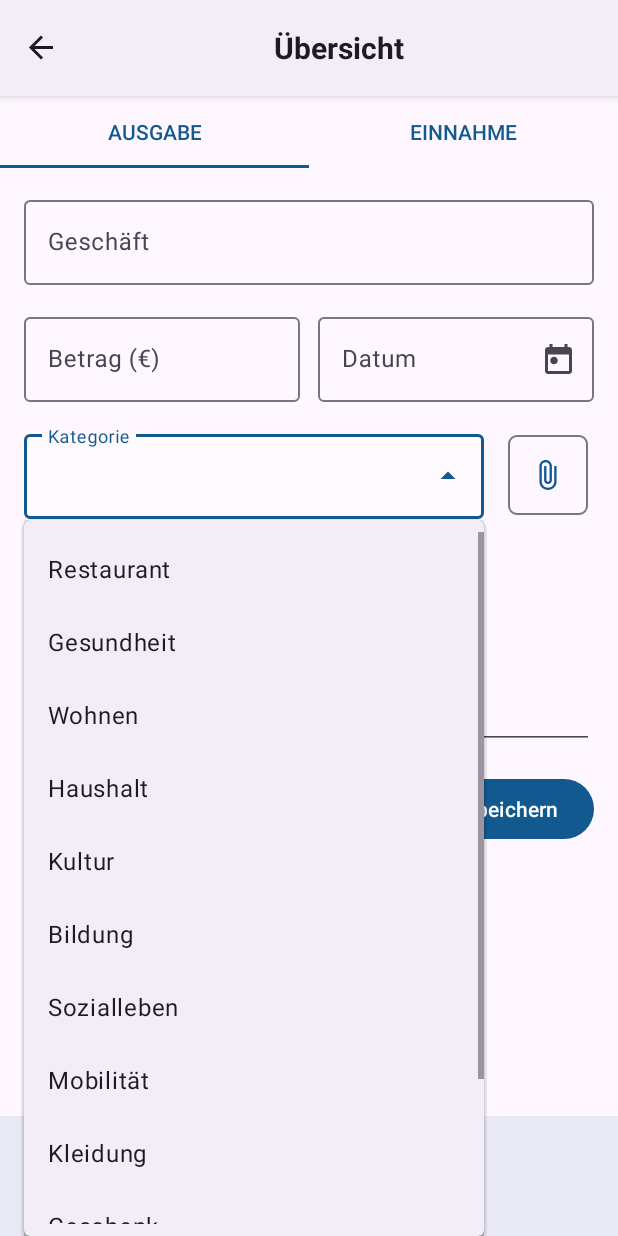
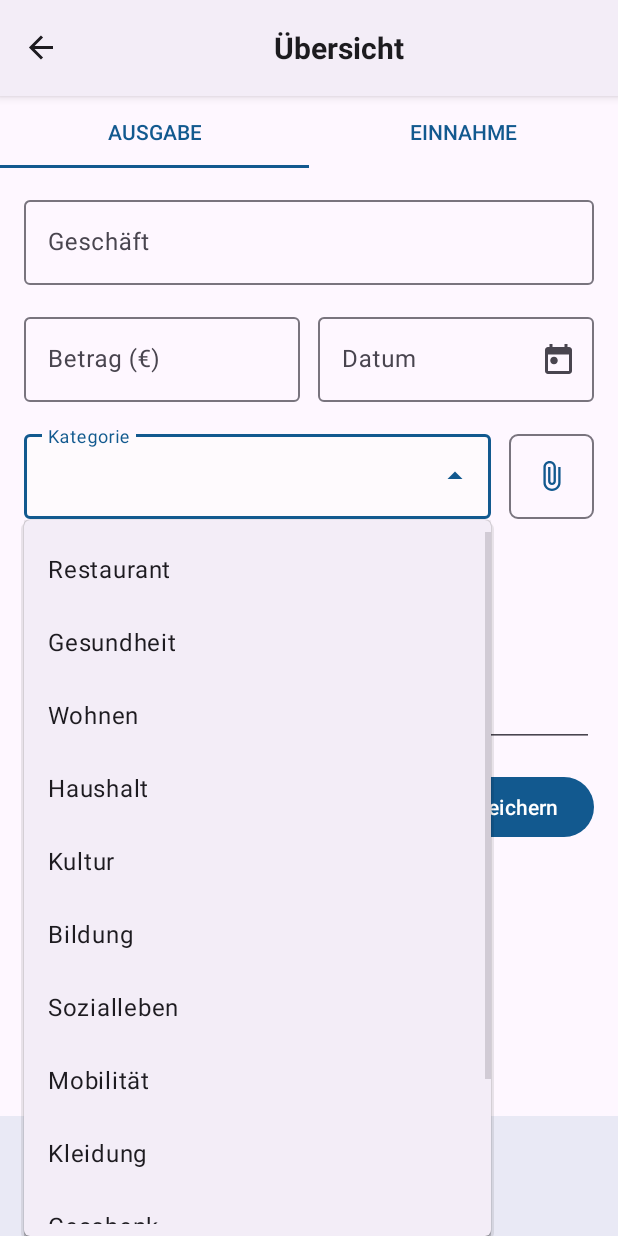
Before and after one commit to seiferla/FiBo, an Android app: the AddingFragment screen opened through its navigation route, after a tap on an icon or button, on a phone screen of 412 x 824 dp. Run offline under Robolectric (Android 15) with nearby library versions, the phone set to English and light mode, and no system bars; our stand-ins replace navigation-ui.

Commit message:
make document button more responsive

```diff
--- a/android-app/app/src/main/res/layout/fragment_adding.xml
+++ b/android-app/app/src/main/res/layout/fragment_adding.xml
@@ -147,7 +147,7 @@
             style="@style/Style.FiBo.Dropdown"
             android:layout_width="0dp"
             android:layout_height="wrap_content"
-            android:layout_marginEnd="6dp"
+            android:layout_marginEnd="12dp"
             app:layout_constraintEnd_toStartOf="@+id/document_button"
             app:layout_constraintHorizontal_weight="5"
             app:layout_constraintStart_toStartOf="parent"
@@ -167,20 +167,23 @@
             style="@style/Widget.Material3.Button.IconButton.Outlined"
             android:layout_width="0dp"
             android:layout_height="0dp"
-            android:layout_marginStart="6dp"
-            android:layout_marginTop="2dp"
+            android:layout_marginTop="5sp"
             android:clickable="true"
             android:contentDescription="@string/add_attachments_button"
             android:focusable="true"
+            android:insetLeft="0dp"
+            android:insetTop="0dp"
+            android:insetRight="0dp"
+            android:insetBottom="0dp"
             app:cornerRadius="6dp"
             app:icon="@drawable/ic_document"
             app:iconGravity="textEnd"
             app:iconTint="@color/hint_text_blue"
+            app:layout_constraintBottom_toBottomOf="@id/category_layout"
             app:layout_constraintDimensionRatio="1:1"
             app:layout_constraintEnd_toEndOf="parent"
             app:layout_constraintHorizontal_weight="1"
-            app:layout_constraintStart_toEndOf="@+id/category_layout"
-            app:layout_constraintTop_toTopOf="parent">
+            app:layout_constraintTop_toTopOf="@id/category_layout">
 
         </com.google.android.material.button.MaterialButton>
     </androidx.constraintlayout.widget.ConstraintLayout>
```
